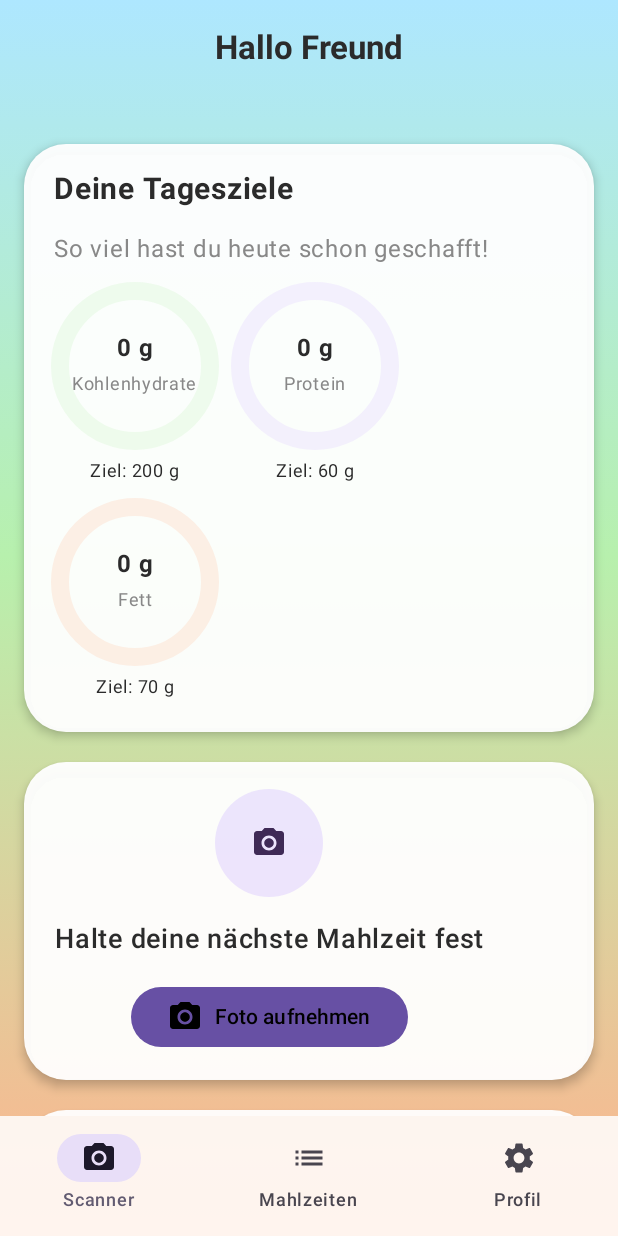
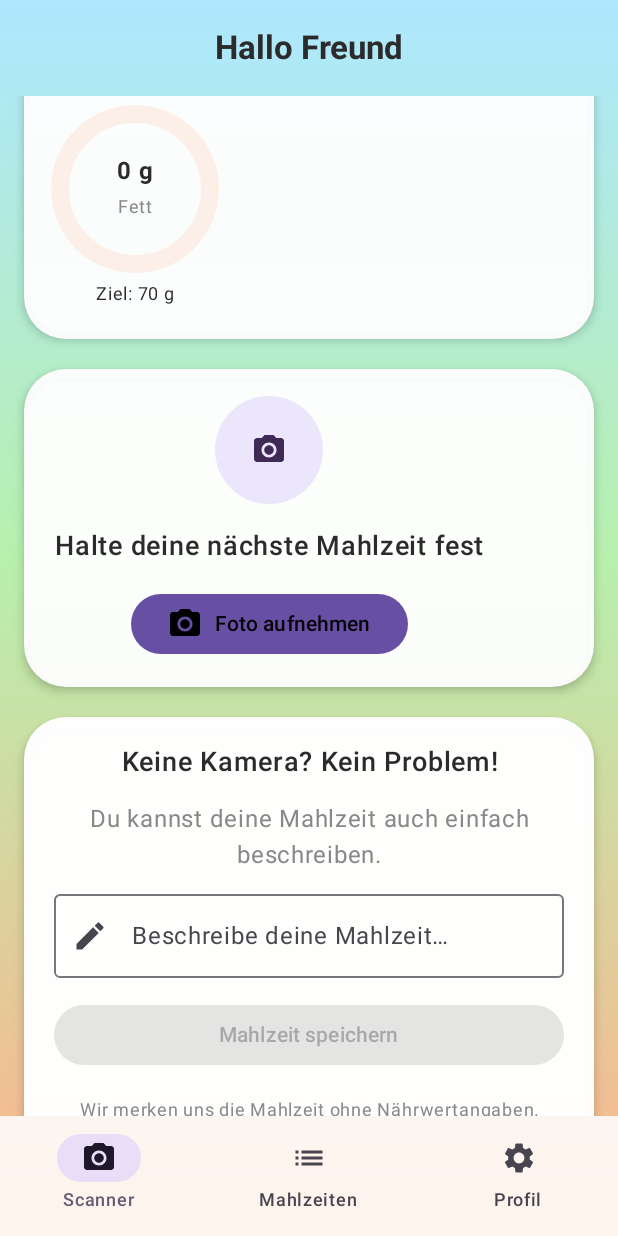
Before and after one commit to Y-Robin/de-healthai-eatelligent, an Android app built with Jetpack Compose: the composable MealHomeScreen called with empty values, on a phone screen of 412 x 824 dp. Run offline under Robolectric (Android 15) with nearby library versions, the phone set to English and light mode, and no system bars.

Commit message:
Add manual meal entry and persist user profile

```diff
--- a/app/src/main/java/de/healthai/eatelligent/ui/EatelligentApp.kt
+++ b/app/src/main/java/de/healthai/eatelligent/ui/EatelligentApp.kt
@@ -32,7 +32,8 @@ fun EatelligentApp(viewModel: MealViewModel) {
                 meals = meals,
                 isAnalyzing = isAnalyzing,
                 errorMessage = error,
-                onCaptureMeal = viewModel::analyzeMeal
+                onCaptureMeal = viewModel::analyzeMeal,
+                onAddManualMeal = viewModel::addManualMeal
             )
         }
     }
--- a/app/src/main/java/de/healthai/eatelligent/ui/home/MealScreens.kt
+++ b/app/src/main/java/de/healthai/eatelligent/ui/home/MealScreens.kt
@@ -29,6 +29,7 @@ import androidx.compose.material.icons.automirrored.filled.List
 import androidx.compose.material.icons.filled.Cake
 import androidx.compose.material.icons.filled.CameraAlt
 import androidx.compose.material.icons.filled.DateRange
+import androidx.compose.material.icons.filled.Edit
 import androidx.compose.material.icons.filled.Info
 import androidx.compose.material.icons.filled.Person
 import androidx.compose.material.icons.filled.Settings
@@ -44,6 +45,7 @@ import androidx.compose.material3.Icon
 import androidx.compose.material3.NavigationBar
 import androidx.compose.material3.NavigationBarItem
 import androidx.compose.material3.Scaffold
+import androidx.compose.material3.OutlinedTextField
 import androidx.compose.material3.Text
 import androidx.compose.material3.TextButton
 import androidx.compose.material3.TopAppBarDefaults
@@ -62,11 +64,16 @@ import androidx.compose.ui.graphics.Color
 import androidx.compose.ui.graphics.drawscope.Stroke
 import androidx.compose.ui.graphics.StrokeCap
 import androidx.compose.ui.graphics.vector.ImageVector
+import androidx.compose.ui.platform.LocalFocusManager
 import androidx.compose.ui.text.font.FontWeight
 import androidx.compose.ui.text.style.TextAlign
 import androidx.compose.ui.text.style.TextOverflow
 import androidx.compose.ui.unit.dp
 import androidx.compose.ui.unit.sp
+import androidx.compose.foundation.text.KeyboardActions
+import androidx.compose.foundation.text.KeyboardOptions
+import androidx.compose.ui.text.input.ImeAction
+import androidx.compose.ui.text.input.KeyboardCapitalization
 import de.healthai.eatelligent.Gender
 import de.healthai.eatelligent.UserConfiguration
 import de.healthai.eatelligent.data.MealEntry
@@ -98,6 +105,7 @@ fun MealHomeScreen(
     isAnalyzing: Boolean,
     errorMessage: String?,
     onCaptureMeal: (Bitmap) -> Unit,
+    onAddManualMeal: (String) -> Unit,
     modifier: Modifier = Modifier
 ) {
     var selectedTab by rememberSaveable { mutableStateOf(MealHomeTab.Capture) }
@@ -159,6 +167,7 @@ fun MealHomeScreen(
                     isAnalyzing = isAnalyzing,
                     errorMessage = errorMessage,
                     onCaptureMeal = onCaptureMeal,
+                    onAddManualMeal = onAddManualMeal,
                     modifier = contentModifier
                 )
 
@@ -182,6 +191,7 @@ private fun MealCaptureScreen(
     isAnalyzing: Boolean,
     errorMessage: String?,
     onCaptureMeal: (Bitmap) -> Unit,
+    onAddManualMeal: (String) -> Unit,
     modifier: Modifier = Modifier
 ) {
     val launcher = rememberLauncherForActivityResult(ActivityResultContracts.TakePicturePreview()) { bitmap ->
@@ -208,6 +218,10 @@ private fun MealCaptureScreen(
         NutrientGoal(label = "Protein", consumed = totals.proteinGrams, goal = 60.0, color = Lilac),
         NutrientGoal(label = "Fett", consumed = totals.fatGrams, goal = 70.0, color = Peach)
     )
+
+    var manualDescription by rememberSaveable { mutableStateOf("") }
+    var showManualError by rememberSaveable { mutableStateOf(false) }
+    val focusManager = LocalFocusManager.current
 
     Column(
         modifier = modifier
@@ -285,6 +299,88 @@ private fun MealCaptureScreen(
                 if (isAnalyzing) {
                     Text("Bitte warten – ich analysiere das Bild…", color = Color.Gray)
                 }
+            }
+        }
+        KidFriendlyCard(containerColor = Color.White.copy(alpha = 0.98f)) {
+            Column(
+                verticalArrangement = Arrangement.spacedBy(14.dp),
+                horizontalAlignment = Alignment.CenterHorizontally
+            ) {
+                Text(
+                    text = "Keine Kamera? Kein Problem!",
+                    fontSize = 18.sp,
+                    fontWeight = FontWeight.SemiBold,
+                    color = Color(0xFF2B2B2B),
+                    textAlign = TextAlign.Center
+                )
+                Text(
+                    text = "Du kannst deine Mahlzeit auch einfach beschreiben.",
+                    color = Color.Gray,
+                    textAlign = TextAlign.Center
+                )
+                OutlinedTextField(
+                    value = manualDescription,
+                    onValueChange = {
+                        manualDescription = it
+                        if (showManualError && it.isNotBlank()) {
+                            showManualError = false
+                        }
+                    },
+                    modifier = Modifier.fillMaxWidth(),
+                    leadingIcon = {
+                        Icon(Icons.Default.Edit, contentDescription = null)
+                    },
+                    placeholder = { Text("Beschreibe deine Mahlzeit…") },
+                    keyboardOptions = KeyboardOptions(
+                        capitalization = KeyboardCapitalization.Sentences,
+                        imeAction = ImeAction.Done
+                    ),
+                    keyboardActions = KeyboardActions(
+                        onDone = {
+                            if (manualDescription.isBlank()) {
+                                showManualError = true
+                            } else {
+                                onAddManualMeal(manualDescription.trim())
+                                manualDescription = ""
+                                showManualError = false
+                                focusManager.clearFocus()
+                            }
+                        }
+                    ),
+                    singleLine = false,
+                    maxLines = 3
+                )
+                if (showManualError) {
+                    Text(
+                        text = "Bitte gib eine Beschreibung ein.",
+                        color = Color(0xFF8A0000),
+                        fontSize = 12.sp,
+                        textAlign = TextAlign.Start,
+                        modifier = Modifier.fillMaxWidth()
+                    )
+                }
+                Button(
+                    onClick = {
+                        if (manualDescription.isBlank()) {
+                            showManualError = true
+                        } else {
+                            onAddManualMeal(manualDescription.trim())
+                            manualDescription = ""
+                            showManualError = false
+                            focusManager.clearFocus()
+                        }
+                    },
+                    modifier = Modifier.fillMaxWidth(),
+                    enabled = manualDescription.isNotBlank()
+                ) {
+                    Text("Mahlzeit speichern")
+                }
+                Text(
+                    text = "Wir merken uns die Mahlzeit ohne Nährwertangaben.",
+                    color = Color.Gray,
+                    fontSize = 12.sp,
+                    textAlign = TextAlign.Center
+                )
             }
         }
         if (todayMeals.isEmpty()) {
```
Also changed, not shown: app/src/main/java/de/healthai/eatelligent/data/UserConfigurationStorage.kt (added, +53 -0 lines), app/src/main/java/de/healthai/eatelligent/ui/home/MealViewModel.kt (+61 -2 lines).
